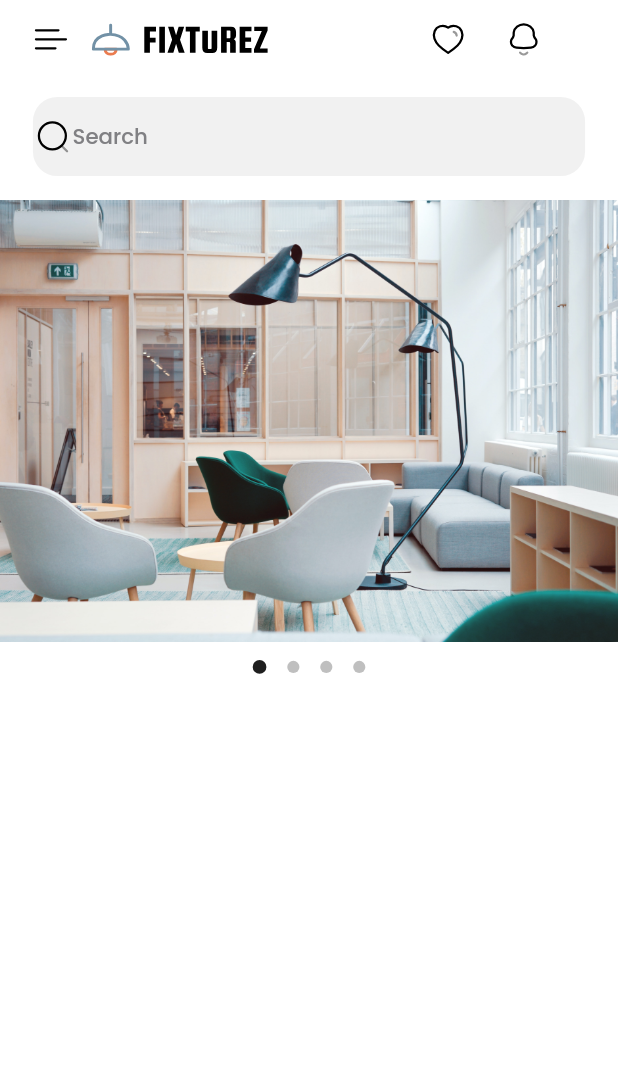
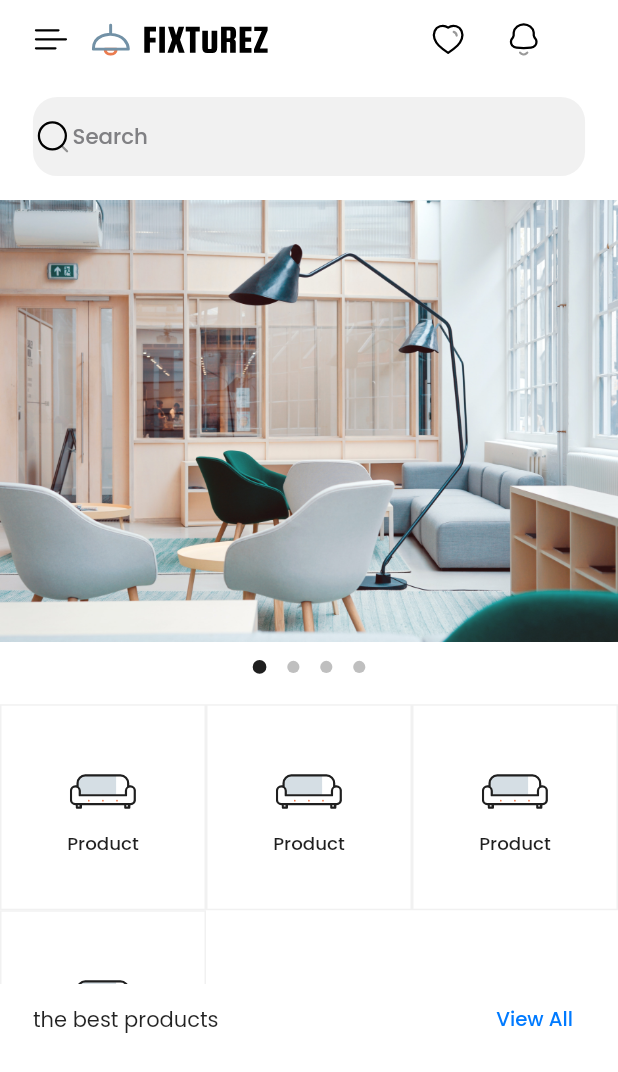
Before and after one commit to MohamedAbuAmira/fixturez-flutter-app, a Flutter app: the HomeScreen screen opened directly, on a phone screen of 412 x 824 dp. Shown: the top 1072 px of the screen. Run offline on Flutter 3.47's test engine with Material 2 defaults, Android fonts, the light colour scheme and no system bars; our stand-ins replace flutter_screenutil, flutter_svg, shared_preferences; accounts and stored records are empty.

Commit message:
edit main screen

```diff
--- a/lib/core/helpers/helpers.dart
+++ b/lib/core/helpers/helpers.dart
@@ -15,6 +15,7 @@ mixin Helpers {
           backgroundColor: error ? Colors.red : Colors.green,
           behavior: SnackBarBehavior.floating,
           duration: Duration(seconds: durationInSeconds),
+          dismissDirection: DismissDirection.horizontal,
           action: hideAction
               ? SnackBarAction(
                   label: 'Hide',
--- a/lib/presentation/screens/home_screen/home_screen.dart
+++ b/lib/presentation/screens/home_screen/home_screen.dart
@@ -1,12 +1,23 @@
+import 'package:flutter/material.dart';
+import 'package:flutter/rendering.dart';
+import 'package:flutter_screenutil/flutter_screenutil.dart';
+import 'package:flutter_svg/svg.dart';
+
 import 'package:fixturez/core/constants/constants.dart';
 import 'package:fixturez/presentation/screens/home_screen/widgets/widgets.dart';
-import 'package:flutter/material.dart';
-import 'package:flutter_screenutil/flutter_screenutil.dart';
 
 import '../../../data/models/models.dart';
 
 class HomeScreen extends StatelessWidget {
   const HomeScreen({Key? key}) : super(key: key);
+
+  static CategoryHome categoryHomeItem = CategoryHome();
+  static List<CategoryHome> categoryHome = [
+    categoryHomeItem,
+    categoryHomeItem,
+    categoryHomeItem,
+    categoryHomeItem
+  ];
 
   @override
   Widget build(BuildContext context) {
@@ -14,6 +25,7 @@ class HomeScreen extends StatelessWidget {
         body: SafeArea(
       child: SingleChildScrollView(
         child: Column(
+          mainAxisSize: MainAxisSize.min,
           children: [
             SizedBox(height: 14.h),
             Padding(
@@ -37,10 +49,82 @@ class HomeScreen extends StatelessWidget {
             ),
             SizedBox(height: 16.h),
             HomeSlider(),
+            SizedBox(height: 20.h),
+            SizedBox(
+              height: 184.h,
+              child: GridView(
+                gridDelegate: SliverGridDelegateWithFixedCrossAxisCount(
+                    crossAxisCount: 3),
+                children: categoryHome,
+              ),
+            ),
+            Padding(
+              padding: EdgeInsets.symmetric(horizontal: 20.w),
+              child: ViewAllHeader(
+                onPressed: () {
+                  print("view all");
+                },
+              ),
+            )
           ],
         ),
       ),
     ));
+  }
+}
+
+class ViewAllHeader extends StatelessWidget {
+  const ViewAllHeader({
+    Key? key,
+    required this.onPressed,
+  }) : super(key: key);
+  final VoidCallback onPressed;
+
+  @override
+  Widget build(BuildContext context) {
+    return Row(
+      mainAxisAlignment: MainAxisAlignment.spaceBetween,
+      children: [
+        Text("the best products"),
+        TextButton(
+            onPressed: onPressed,
+            child: Text(
+              "View All",
+              style: AppTextStyles.PoppinsFootnote(
+                  textColor: const Color(0xFF007AFF)),
+            ))
+      ],
+    );
+  }
+}
+
+class CategoryHome extends StatelessWidget {
+  const CategoryHome({
+    Key? key,
+  }) : super(key: key);
+
+  @override
+  Widget build(BuildContext context) {
+    return Container(
+      height: 90.h,
+      width: 94.w,
+      decoration: BoxDecoration(
+          border: Border.all(color: AppColors.tertiaryGreyColor, width: 1)),
+      alignment: Alignment.center,
+      child: Column(
+        mainAxisAlignment: MainAxisAlignment.center,
+        children: [
+          AppIcons.customIcon(iconName: 'icon_cat_sofas'),
+          SizedBox(
+            height: 5.h,
+          ),
+          Text(
+            "Product",
+            style: AppTextStyles.PoppinsCaption(textColor: AppColors.darkColor),
+          )
+        ],
+      ),
+    );
   }
 }
 
--- a/lib/presentation/screens/widgets/defualt_button.dart
+++ b/lib/presentation/screens/widgets/defualt_button.dart
@@ -9,7 +9,7 @@ class DefaultButton extends StatelessWidget {
     required this.press,
   }) : super(key: key);
   final String text;
-  final Function() press;
+  final VoidCallback press;
   @override
   Widget build(BuildContext context) {
     return SizedBox(
```
Also changed, not shown: lib/core/prefs/shared_pref_controller.dart (+80 -32 lines), assets/icons/icon_cat_sofas.svg (added).
